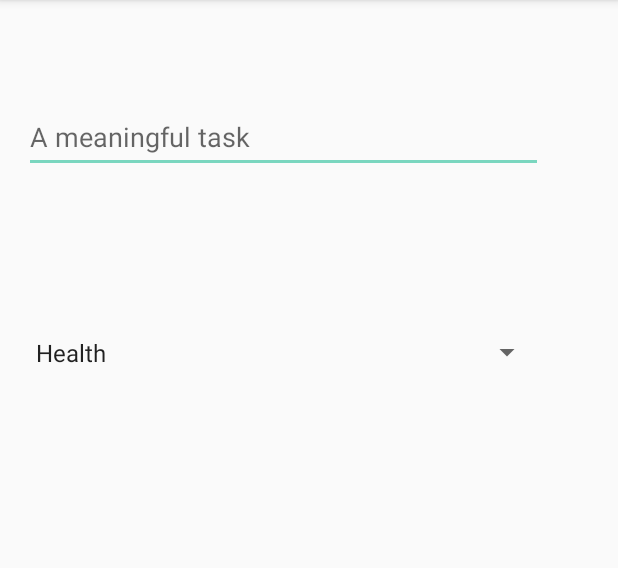
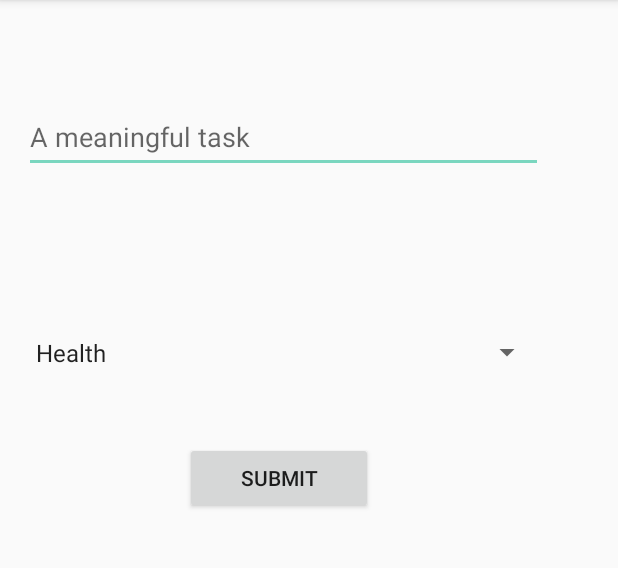
Before and after one commit to guillermo31/MeaningfulDay, an Android app: the AddActivity screen opened directly, with no data from a screen before it, on a phone screen of 412 x 824 dp, the part 84-652 px from its top. Run offline under Robolectric (Android 15) with nearby library versions, the phone set to English and light mode, and no system bars.

Commit message:
Added button, and listener, that creates a new MeaningfulTask

```diff
--- a/app/src/main/java/com/guillermoramos/meaningfulday/controller/AddActivity.java
+++ b/app/src/main/java/com/guillermoramos/meaningfulday/controller/AddActivity.java
@@ -6,25 +6,55 @@ import android.view.View;
 import android.os.Bundle;
 import android.widget.AdapterView;
 import android.widget.ArrayAdapter;
+import android.widget.Button;
+import android.widget.EditText;
 import android.widget.Spinner;
 
 import com.guillermoramos.meaningfulday.R;
+import com.guillermoramos.meaningfulday.model.MeaningfulTask;
+
+import java.util.ArrayList;
 
 
 public class AddActivity extends AppCompatActivity implements AdapterView.OnItemSelectedListener
 {
+    private Button submitButton;
+    private MeaningfulTask newMeaningfulTask;
+
+    private ArrayList<MeaningfulTask> taskArrayList = new ArrayList<MeaningfulTask>();
 
     @Override
     protected void onCreate(Bundle savedInstanceState)
     {
         super.onCreate(savedInstanceState);
         setContentView(R.layout.activity_add);
-        Spinner categorySpinner = findViewById(R.id.task_categories);
+
+        submitButton = (Button) findViewById(R.id.submitButton);
+
+        final Spinner categorySpinner = findViewById(R.id.task_categories);
         ArrayAdapter<CharSequence> adapter = ArrayAdapter.createFromResource(this, R.array.categories, android.R.layout.simple_spinner_item);
         adapter.setDropDownViewResource(android.R.layout.simple_spinner_dropdown_item);
         categorySpinner.setAdapter(adapter);
         categorySpinner.setOnItemSelectedListener(this);
+
+        final EditText taskInput = findViewById(R.id.textInput);
+
+        submitButton.setOnClickListener(new View.OnClickListener()
+        {
+            @Override
+            public void onClick(View v)
+            {
+                String task = taskInput.getText().toString();
+                String category = categorySpinner.getSelectedItem().toString();
+
+                newMeaningfulTask = new MeaningfulTask(task, category);
+
+                taskArrayList.add(newMeaningfulTask);
+
+            }
+        });
     }
+
 
     @Override
     public void onItemSelected(AdapterView<?> parent, View view, int position, long id)
@@ -37,4 +67,6 @@ public class AddActivity extends AppCompatActivity implements AdapterView.OnItem
     {
 
     }
+
+
 }
--- a/app/src/main/res/layout/activity_add.xml
+++ b/app/src/main/res/layout/activity_add.xml
@@ -42,5 +42,21 @@
         app:layout_constraintStart_toStartOf="parent"
         app:layout_constraintTop_toBottomOf="@+id/textInput" />
 
+    <Button
+        android:id="@+id/submitButton"
+        android:layout_width="125dp"
+        android:layout_height="wrap_content"
+        android:layout_marginStart="123dp"
+        android:layout_marginLeft="123dp"
+        android:layout_marginTop="32dp"
+        android:layout_marginEnd="163dp"
+        android:layout_marginRight="163dp"
+        android:layout_marginBottom="421dp"
+        android:text="Submit"
+        app:layout_constraintBottom_toBottomOf="parent"
+        app:layout_constraintEnd_toEndOf="parent"
+        app:layout_constraintStart_toStartOf="parent"
+        app:layout_constraintTop_toBottomOf="@+id/task_categories" />
+
 
 </android.support.constraint.ConstraintLayout>
```
